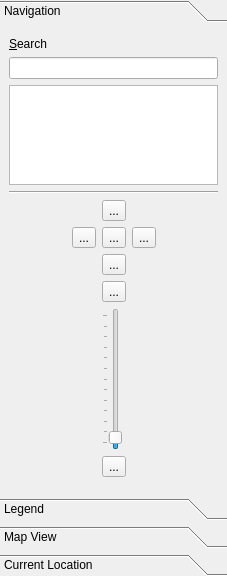
KDE/marble, file src/lib/MarbleControlBox.ui: the form before one commit.
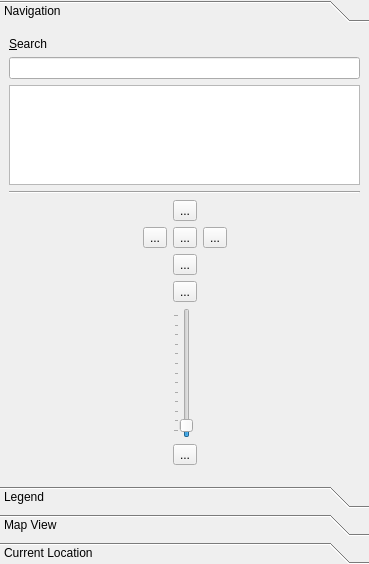
The form after the commit. The open tabs and pages were chosen to show the change. Icons and pictures are not drawn. Custom widgets are drawn as their Qt base class.

Commit message: - Preparing for D-Bus support  (doesn't work with latest released cmake yet) - relayouting MarbleControlBox a bit

What changed in the file:
```diff
--- a/src/lib/MarbleControlBox.ui
+++ b/src/lib/MarbleControlBox.ui
@@ -5,8 +5,8 @@
    <rect>
     <x>0</x>
     <y>0</y>
-    <width>227</width>
-    <height>576</height>
+    <width>369</width>
+    <height>564</height>
    </rect>
   </property>
   <property name="sizePolicy" >
@@ -37,7 +37,7 @@
     <number>0</number>
    </property>
    <property name="spacing" >
-    <number>0</number>
+    <number>6</number>
    </property>
    <item>
     <widget class="QToolBox" name="toolBox" >
@@ -58,8 +58,8 @@
        <rect>
         <x>0</x>
         <y>0</y>
-        <width>211</width>
-        <height>492</height>
+        <width>353</width>
+        <height>472</height>
        </rect>
       </property>
       <attribute name="label" >
@@ -177,7 +177,7 @@
           <number>0</number>
          </property>
          <property name="spacing" >
-          <number>0</number>
+          <number>6</number>
          </property>
          <item>
           <spacer>
```
Left out of the diff: 152 changed lines with no effect on the pictures. The commit also changes 2 other files.
